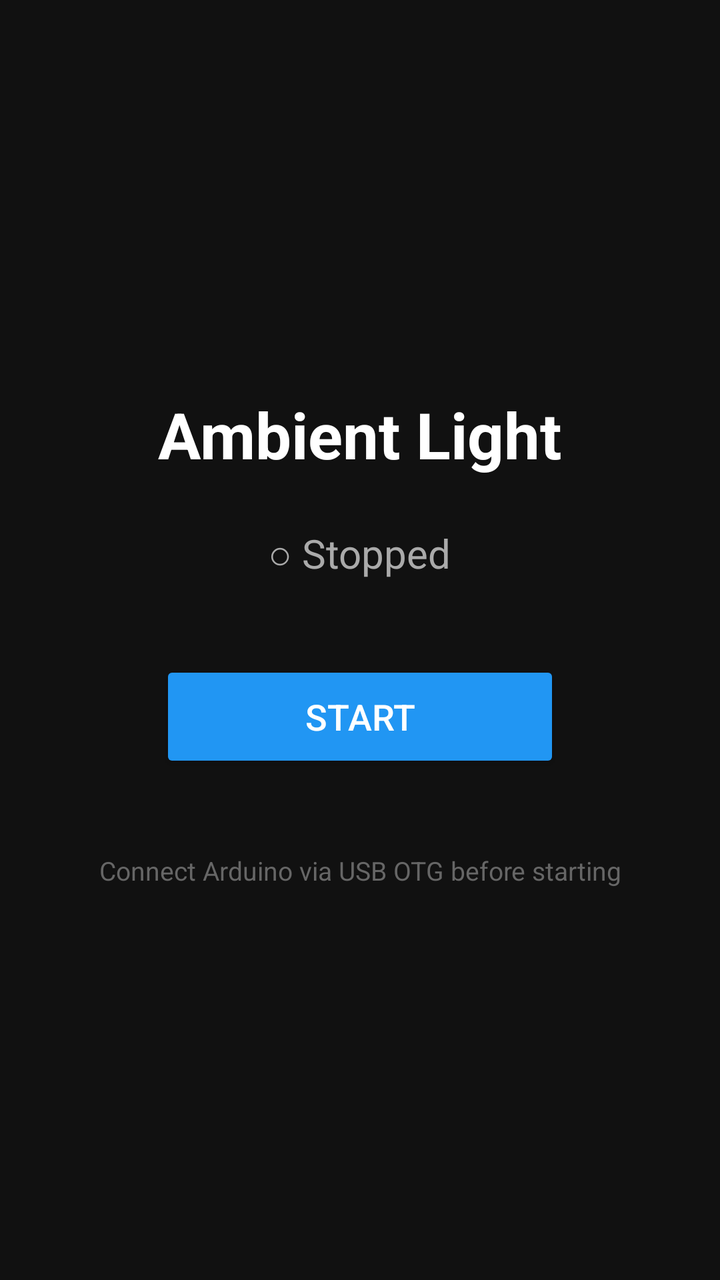
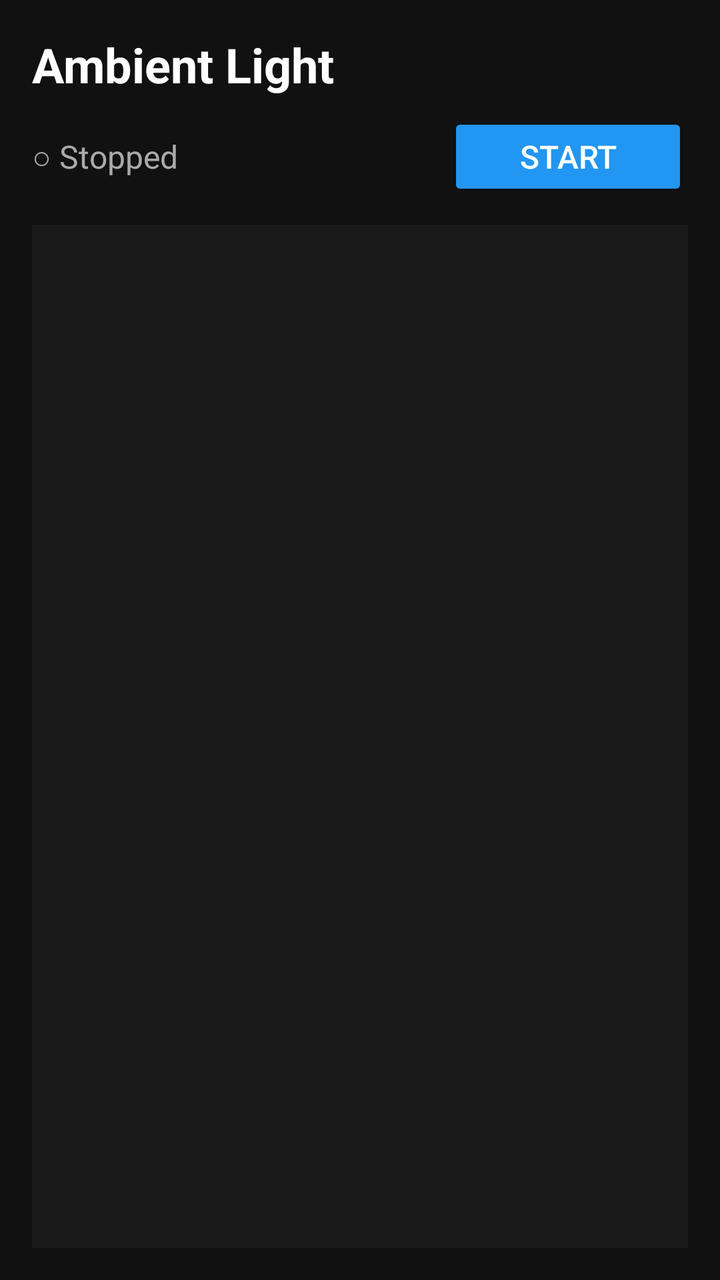

Two renders of the same Android screen: before a commit and after it. Below are the layout's source before the change and the commit's diff.
<!-- AndroidManifest.xml: application theme Theme.AmbientLight -->
<!-- res/layout/activity_main.xml -->
<?xml version="1.0" encoding="utf-8"?>
<LinearLayout xmlns:android="http://schemas.android.com/apk/res/android"
    android:layout_width="match_parent"
    android:layout_height="match_parent"
    android:orientation="vertical"
    android:gravity="center"
    android:padding="32dp"
    android:background="#111111">

    <TextView
        android:id="@+id/titleText"
        android:layout_width="wrap_content"
        android:layout_height="wrap_content"
        android:text="Ambient Light"
        android:textSize="32sp"
        android:textColor="#FFFFFF"
        android:textStyle="bold"
        android:layout_marginBottom="24dp"/>

    <TextView
        android:id="@+id/statusText"
        android:layout_width="wrap_content"
        android:layout_height="wrap_content"
        android:text="○ Stopped"
        android:textSize="20sp"
        android:textColor="#AAAAAA"
        android:layout_marginBottom="40dp"/>

    <Button
        android:id="@+id/toggleButton"
        android:layout_width="200dp"
        android:layout_height="56dp"
        android:text="Start"
        android:textSize="18sp"
        android:backgroundTint="#2196F3"/>

    <TextView
        android:layout_width="wrap_content"
        android:layout_height="wrap_content"
        android:text="Connect Arduino via USB OTG before starting"
        android:textSize="13sp"
        android:textColor="#666666"
        android:gravity="center"
        android:layout_marginTop="40dp"/>

</LinearLayout>
<!-- resources referenced by this layout -->
<resources>
  <style name="Theme.AmbientLight" parent="Theme.AppCompat.NoActionBar">
          <item name="colorPrimary">#2196F3</item>
          <item name="colorPrimaryDark">#1565C0</item>
          <item name="colorAccent">#2196F3</item>
          <item name="android:windowBackground">#111111</item>
      </style>
</resources>

<!-- the commit's change to res/layout/activity_main.xml (unified diff, before → after) -->
@@ -3,8 +3,7 @@
     android:layout_width="match_parent"
     android:layout_height="match_parent"
     android:orientation="vertical"
-    android:gravity="center"
-    android:padding="32dp"
+    android:padding="16dp"
     android:background="#111111">
 
     <TextView
@@ -12,35 +11,55 @@
         android:layout_width="wrap_content"
         android:layout_height="wrap_content"
         android:text="Ambient Light"
-        android:textSize="32sp"
+        android:textSize="24sp"
         android:textColor="#FFFFFF"
         android:textStyle="bold"
-        android:layout_marginBottom="24dp"/>
+        android:layout_marginBottom="8dp"/>
 
-    <TextView
-        android:id="@+id/statusText"
-        android:layout_width="wrap_content"
+    <LinearLayout
+        android:layout_width="match_parent"
         android:layout_height="wrap_content"
-        android:text="○ Stopped"
-        android:textSize="20sp"
-        android:textColor="#AAAAAA"
-        android:layout_marginBottom="40dp"/>
+        android:orientation="horizontal"
+        android:gravity="center_vertical"
+        android:layout_marginBottom="12dp">
 
-    <Button
-        android:id="@+id/toggleButton"
-        android:layout_width="200dp"
-        android:layout_height="56dp"
-        android:text="Start"
-        android:textSize="18sp"
-        android:backgroundTint="#2196F3"/>
+        <TextView
+            android:id="@+id/statusText"
+            android:layout_width="0dp"
+            android:layout_height="wrap_content"
+            android:layout_weight="1"
+            android:text="○ Stopped"
+            android:textSize="16sp"
+            android:textColor="#AAAAAA"/>
 
-    <TextView
-        android:layout_width="wrap_content"
-        android:layout_height="wrap_content"
-        android:text="Connect Arduino via USB OTG before starting"
-        android:textSize="13sp"
-        android:textColor="#666666"
-        android:gravity="center"
-        android:layout_marginTop="40dp"/>
+        <Button
+            android:id="@+id/toggleButton"
+            android:layout_width="120dp"
+            android:layout_height="44dp"
+            android:text="Start"
+            android:textSize="16sp"
+            android:backgroundTint="#2196F3"/>
+
+    </LinearLayout>
+
+    
+    <ScrollView
+        android:id="@+id/logScroll"
+        android:layout_width="match_parent"
+        android:layout_height="0dp"
+        android:layout_weight="1"
+        android:background="#1A1A1A"
+        android:padding="8dp">
+
+        <TextView
+            android:id="@+id/logText"
+            android:layout_width="match_parent"
+            android:layout_height="wrap_content"
+            android:text=""
+            android:textSize="11sp"
+            android:textColor="#00FF88"
+            android:fontFamily="monospace"/>
+
+    </ScrollView>
 
 </LinearLayout>
